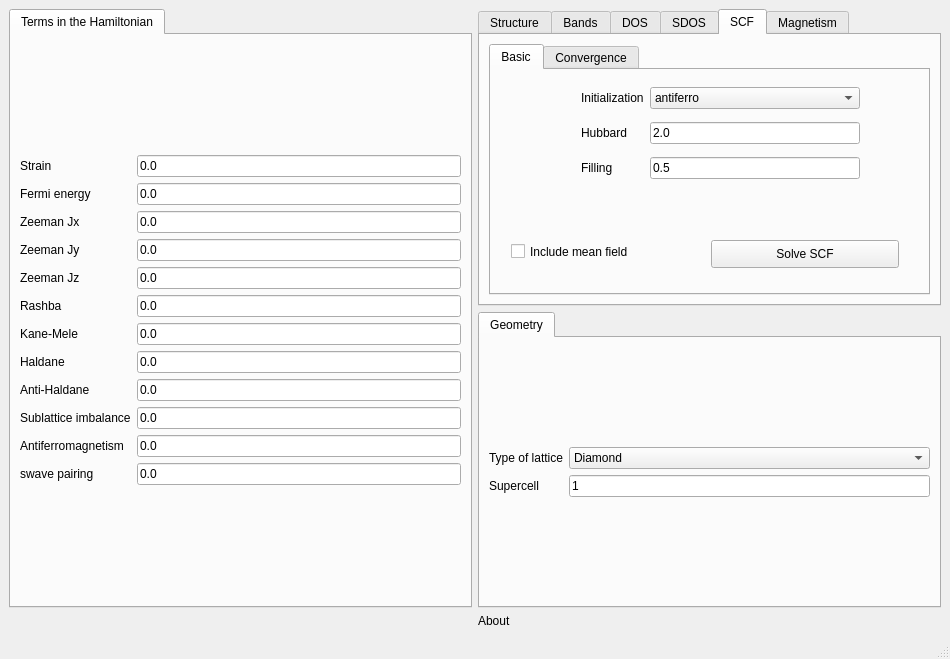
Before: the Qt Designer form development/interface-pyqt/3d/interface.ui in joselado/quantum-honeycomp, drawn with Qt 5.
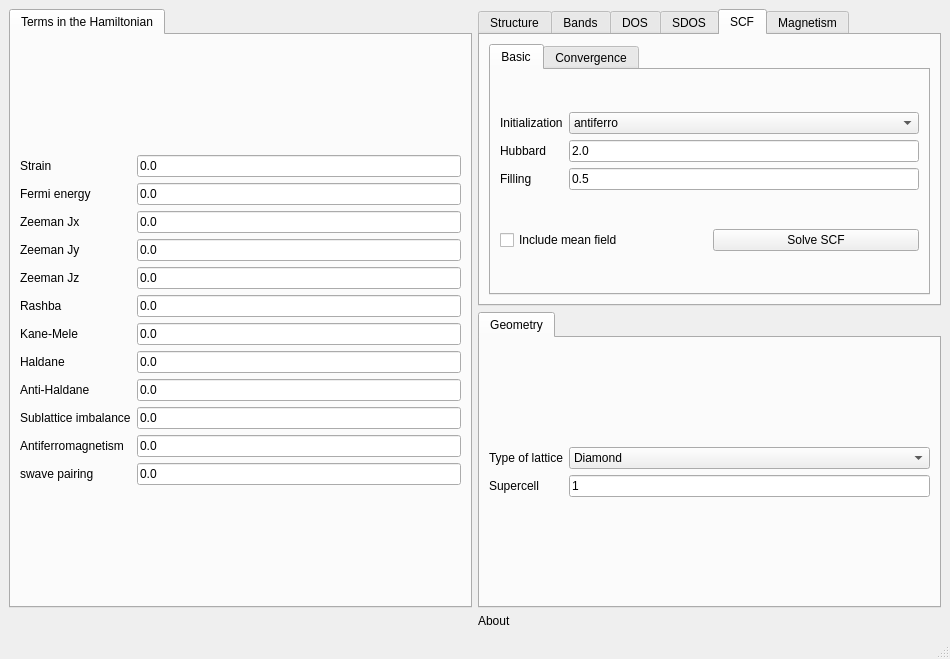
After: the same form once the commit is applied. The open tabs and pages were chosen to show the change.

```diff
--- a/development/interface-pyqt/3d/interface.ui
+++ b/development/interface-pyqt/3d/interface.ui
@@ -449,15 +449,8 @@
            <attribute name="title">
             <string>Basic</string>
            </attribute>
-           <widget class="QWidget" name="gridLayoutWidget_10">
-            <property name="geometry">
-             <rect>
-              <x>90</x>
-              <y>10</y>
-              <width>279</width>
-              <height>109</height>
-             </rect>
-            </property>
+           <layout class="QGridLayout" name="gridLayout_18">
+            <item row="0" column="0" colspan="2">
             <layout class="QGridLayout" name="gridLayout_10">
              <item row="0" column="1">
               <widget class="QComboBox" name="scf_initialization">
@@ -514,33 +507,22 @@
               </widget>
              </item>
             </layout>
-           </widget>
+            </item>
+            <item row="1" column="0">
            <widget class="QCheckBox" name="do_scf">
-            <property name="geometry">
-             <rect>
-              <x>20</x>
-              <y>170</y>
-              <width>179</width>
-              <height>23</height>
-             </rect>
-            </property>
             <property name="text">
              <string>Include mean field</string>
             </property>
            </widget>
+            </item>
+            <item row="1" column="1">
            <widget class="QPushButton" name="solve_scf">
-            <property name="geometry">
-             <rect>
-              <x>220</x>
-              <y>170</y>
-              <width>188</width>
-              <height>28</height>
-             </rect>
-            </property>
             <property name="text">
              <string>Solve SCF</string>
             </property>
            </widget>
+            </item>
+           </layout>
           </widget>
           <widget class="QWidget" name="tab_11">
            <attribute name="title">
```
Left out of the diff: 16 changed lines with no effect on the pictures. Lines whose indentation alone changed are shown as unchanged.
